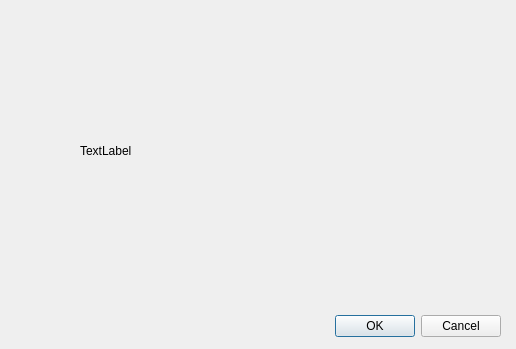
addinedu-ros-6th/deeplearning-repo-4, file GUI/input_face.ui: the form before one commit.
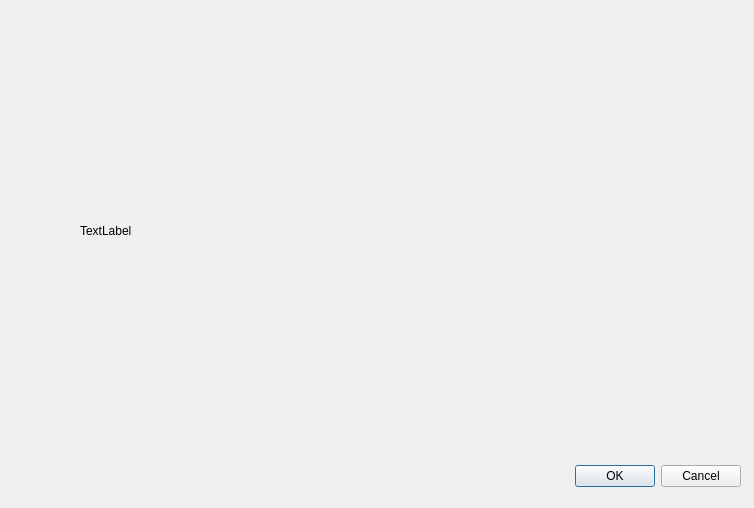
The form after the commit.

What changed in the file:
```diff
--- a/GUI/input_face.ui
+++ b/GUI/input_face.ui
@@ -6,8 +6,8 @@
    <rect>
     <x>0</x>
     <y>0</y>
-    <width>516</width>
-    <height>349</height>
+    <width>754</width>
+    <height>508</height>
    </rect>
   </property>
   <property name="windowTitle">
@@ -16,8 +16,8 @@
   <widget class="QDialogButtonBox" name="register_button">
    <property name="geometry">
     <rect>
-     <x>160</x>
-     <y>310</y>
+     <x>400</x>
+     <y>460</y>
      <width>341</width>
      <height>32</height>
     </rect>
@@ -34,8 +34,8 @@
     <rect>
      <x>80</x>
      <y>40</y>
-     <width>341</width>
-     <height>221</height>
+     <width>621</width>
+     <height>381</height>
     </rect>
    </property>
    <property name="text">
```
